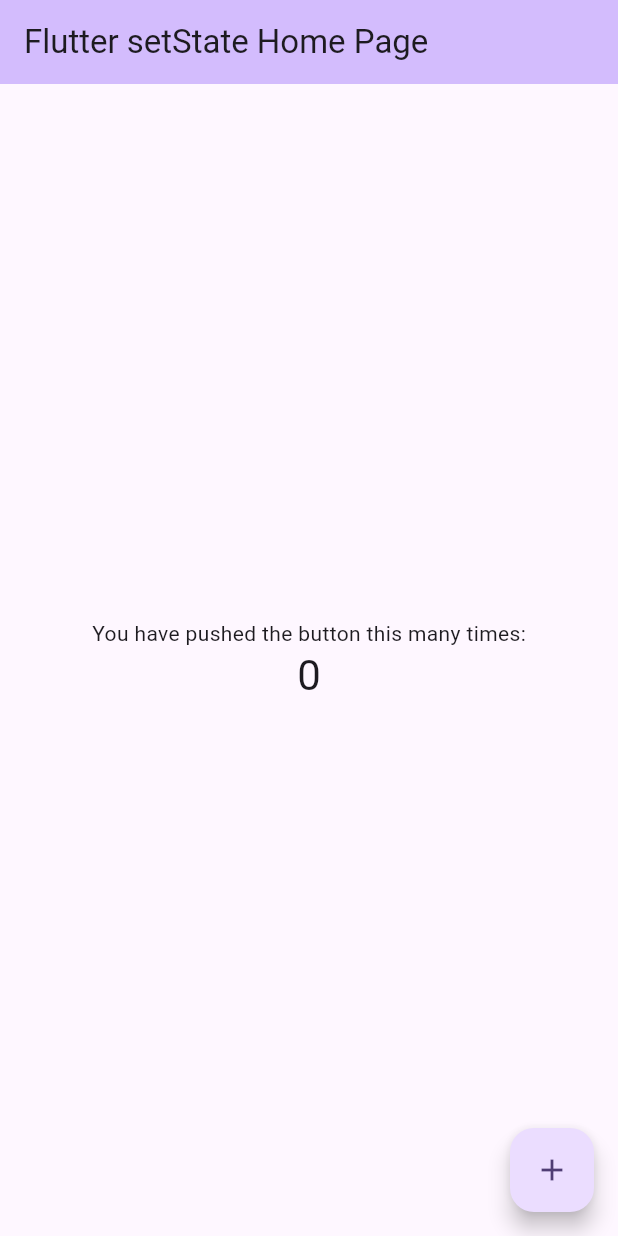
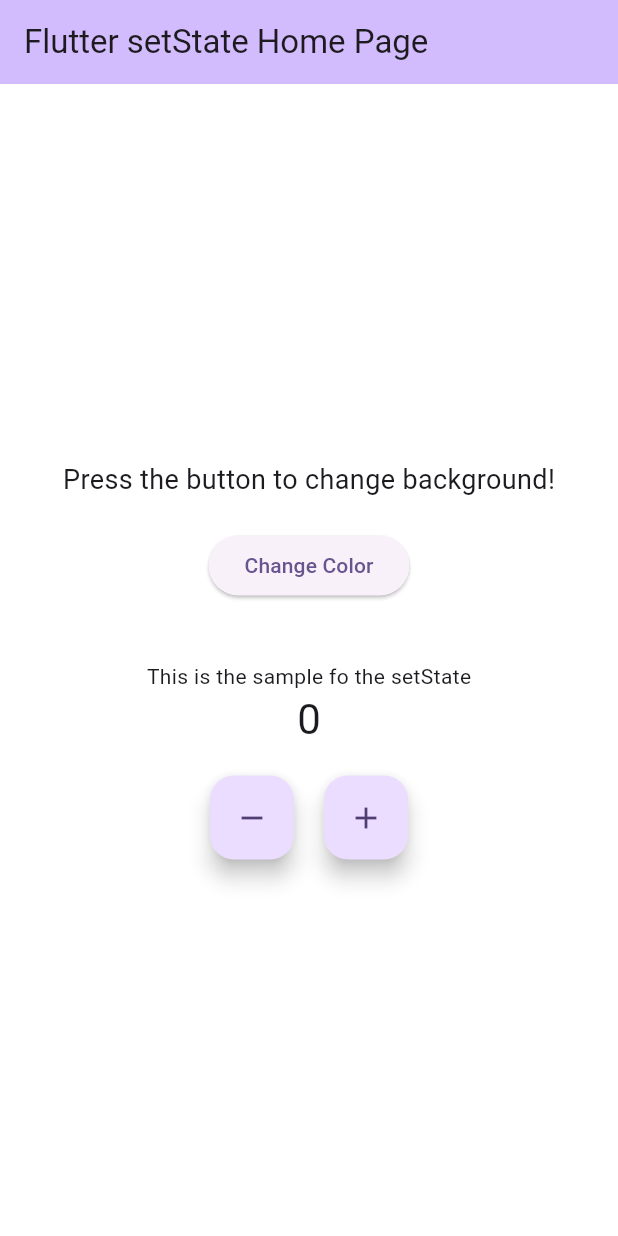
Before and after one commit to mgbhone556/set_state, a Flutter app: the screen it shows after launch, on a phone screen of 412 x 824 dp. Run offline on Flutter 3.47's test engine with Material 3 defaults, Android fonts, the phone set to English and light mode, and no system bars.

Commit message:
color and number change

```diff
--- a/lib/home_page.dart
+++ b/lib/home_page.dart
@@ -1,4 +1,5 @@
 import 'package:flutter/material.dart';
+import 'dart:math';
 
 class SetStateHomePage extends StatefulWidget {
   const SetStateHomePage({super.key, required this.title});
@@ -11,6 +12,24 @@
 
 class _HomePageState extends State<SetStateHomePage> {
   int _counter = 0;
+  Color _backgroundColor = Colors.white;
+
+  void _changeColor() {
+    setState(() {
+      _backgroundColor = Color.fromARGB(
+        255,
+        Random().nextInt(256),
+        Random().nextInt(256),
+        Random().nextInt(256),
+      );
+    });
+  }
+
+  void _decreaseCounter() {
+    setState(() {
+      _counter--;
+    });
+  }
 
   void _incrementCounter() {
     setState(() {
@@ -21,6 +40,7 @@
   @override
   Widget build(BuildContext context) {
     return Scaffold(
+      backgroundColor: _backgroundColor,
       appBar: AppBar(
         backgroundColor: Theme.of(context).colorScheme.inversePrimary,
 
@@ -30,18 +50,43 @@
         child: Column(
           mainAxisAlignment: .center,
           children: [
-            const Text('You have pushed the button this many times:'),
+            const Text(
+              'Press the button to change background!',
+              style: TextStyle(fontSize: 18),
+            ),
+            const SizedBox(height: 20),
+            ElevatedButton(
+              onPressed: _changeColor,
+              child: const Text("Change Color"),
+            ),
+            const SizedBox(height: 40),
+            const Text('This is the sample fo the setState'),
             Text(
               '$_counter',
               style: Theme.of(context).textTheme.headlineMedium,
             ),
+            const SizedBox(height: 20),
+
+            Row(
+              mainAxisAlignment: MainAxisAlignment.center,
+              children: [
+                FloatingActionButton(
+                  onPressed: _decreaseCounter,
+                  tooltip: 'Decrease',
+                  heroTag: "btn1",
+                  child: const Icon(Icons.remove),
+                ),
+                const SizedBox(width: 20),
+                FloatingActionButton(
+                  onPressed: _incrementCounter,
+                  tooltip: 'Increment',
+                  heroTag: "btn2",
+                  child: const Icon(Icons.add),
+                ),
+              ],
+            ),
           ],
         ),
-      ),
-      floatingActionButton: FloatingActionButton(
-        onPressed: _incrementCounter,
-        tooltip: 'Increment',
-        child: const Icon(Icons.add),
       ),
     );
   }
```
Also changed, not shown: pubspec.yaml (+9 -2 lines), images/OIP.webp (added), pubspec.lock, 29 other files.
